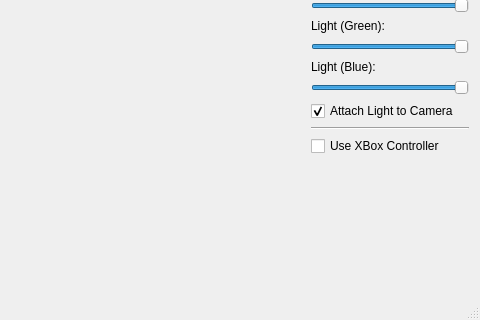
This is mainwindow.ui in TimSevereijns/D-Viz as Qt 5 draws it before an edit; both pictures show x 720 to 1200 and y 480 to 800 of the 1200 by 800 pixel window. The edited form follows.
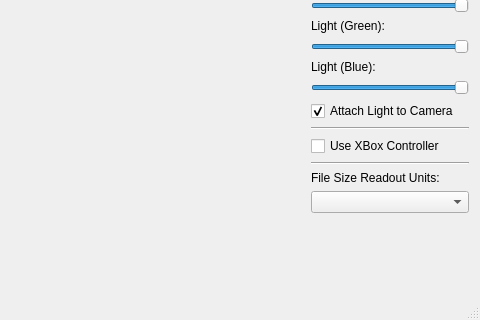
This is the edited form.

Diff of the .ui file:
```diff
--- a/mainwindow.ui
+++ b/mainwindow.ui
@@ -355,6 +355,27 @@
        </property>
       </widget>
      </item>
+     <item>
+      <widget class="Line" name="line_4">
+       <property name="orientation">
+        <enum>Qt::Horizontal</enum>
+       </property>
+      </widget>
+     </item>
+     <item>
+      <widget class="QLabel" name="label_7">
+       <property name="text">
+        <string>File Size Readout Units:</string>
+       </property>
+      </widget>
+     </item>
+     <item>
+      <widget class="QComboBox" name="fileSizeUnitComboBox">
+       <property name="currentIndex">
+        <number>-1</number>
+       </property>
+      </widget>
+     </item>
      <item>
       <spacer name="verticalSpacer">
        <property name="orientation">
```
Left out of the diff: 2 changed lines with no effect on the pictures.
